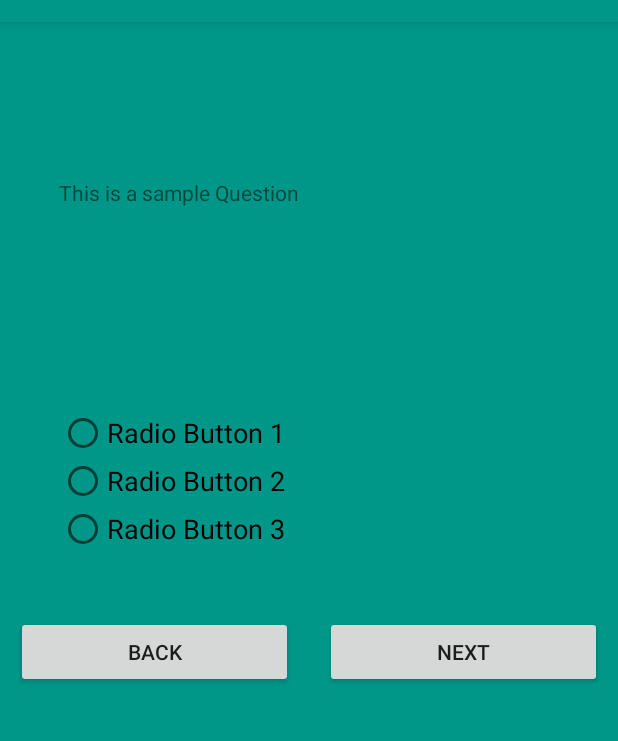
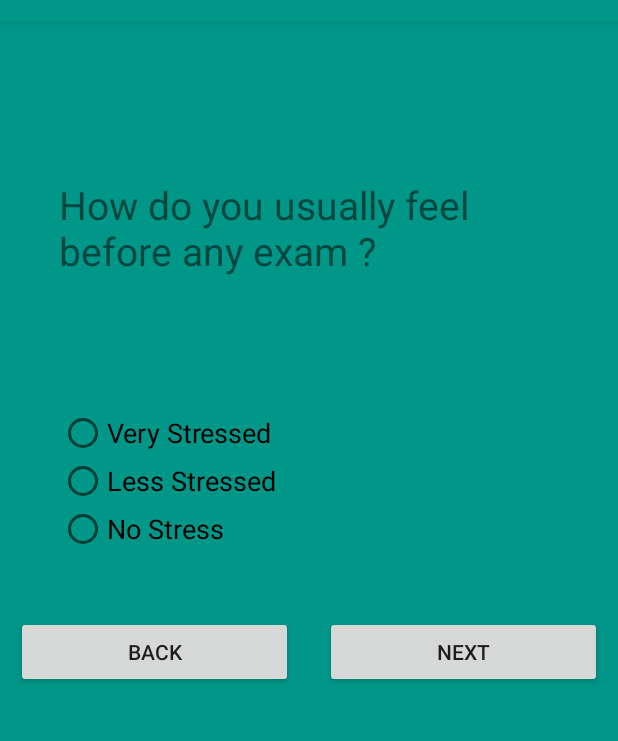
Before and after one commit to sakibahmed872/Mental-Stress-Detector, an Android app: the questions screen opened directly, with no data from a screen before it, on a phone screen of 412 x 824 dp, the part 62-803 px from its top. Run offline under Robolectric (Android 15) with nearby library versions, the phone set to English and light mode, and no system bars; our stand-ins replace sdp/ssp sizes.

Commit message:
sample one question added

```diff
--- a/app/src/main/java/com/example/mentalstressdetector/MainActivity.java
+++ b/app/src/main/java/com/example/mentalstressdetector/MainActivity.java
@@ -50,7 +50,7 @@ public class MainActivity extends AppCompatActivity {
         btn.setOnClickListener(new View.OnClickListener() {
             @Override
             public void onClick(View v) {
-                startActivity(new Intent(MainActivity.this, result.class));
+                startActivity(new Intent(MainActivity.this, questions.class));
             }
         });
     }
--- a/app/src/main/java/com/example/mentalstressdetector/questions.java
+++ b/app/src/main/java/com/example/mentalstressdetector/questions.java
@@ -1,7 +1,13 @@
 package com.example.mentalstressdetector;
 
 import androidx.appcompat.app.AppCompatActivity;
+
+import android.content.Intent;
 import android.os.Bundle;
+import android.view.View;
+import android.widget.Button;
+import android.widget.RadioButton;
+import android.widget.TextView;
 
 public class questions extends AppCompatActivity {
 
@@ -10,6 +16,32 @@ public class questions extends AppCompatActivity {
         super.onCreate(savedInstanceState);
         setContentView(R.layout.activity_questions);
 
+        Button btn = (Button)findViewById(R.id.btn_next);
+
+        TextView question =(TextView) findViewById(R.id.question);
+
+        RadioButton r1=(RadioButton) findViewById(R.id.radioButton1);
+        RadioButton r2=(RadioButton) findViewById(R.id.radioButton2);
+        RadioButton r3=(RadioButton) findViewById(R.id.radioButton3);
+
+
+
+
+        question.setText("How do you usually feel before any exam ?");
+        r1.setText("Very Stressed");
+        r2.setText("Less Stressed");
+        r3.setText("No Stress");
+
+
+
+
+        btn.setOnClickListener(new View.OnClickListener() {
+            @Override
+            public void onClick(View v) {
+                startActivity(new Intent(questions.this, result.class));
+            }
+        });
+
 
     }
 }
--- a/app/src/main/res/layout/activity_questions.xml
+++ b/app/src/main/res/layout/activity_questions.xml
@@ -10,6 +10,8 @@
 
     <TextView
         android:text="This is a sample Question"
+        android:textSize="@dimen/_20sdp"
+        android:id="@+id/question"
         android:layout_width="wrap_content"
         android:layout_height="@dimen/_100sdp"
         android:layout_marginLeft="@dimen/_30sdp"
```
